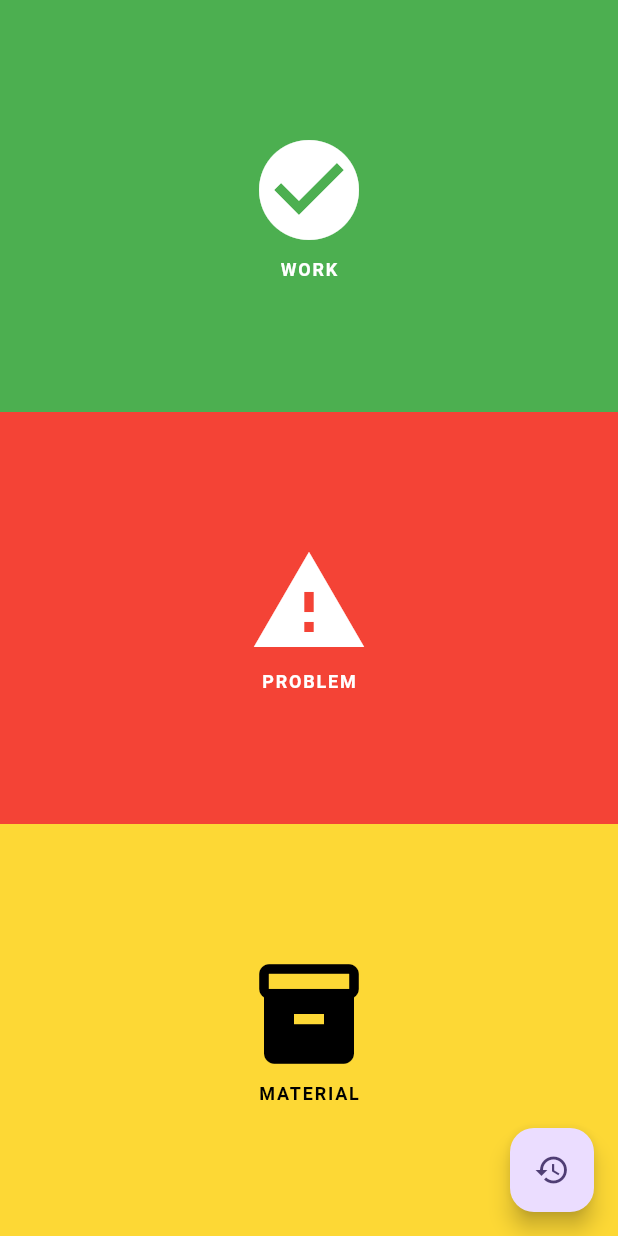
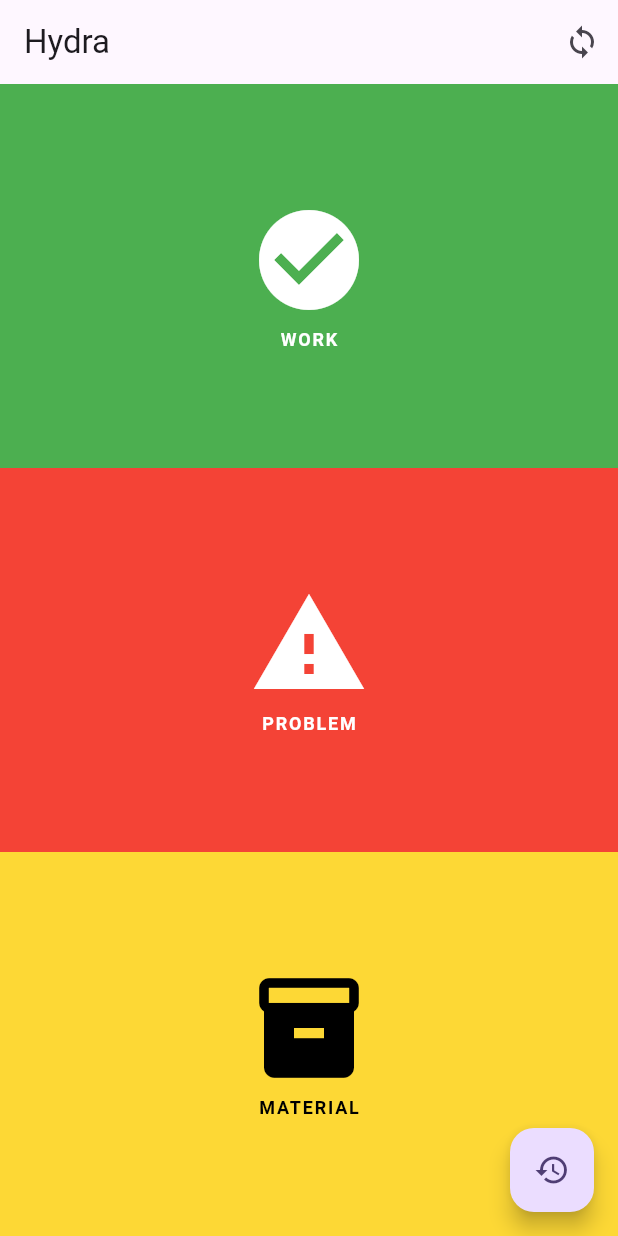
Before and after one commit to mohamedaminebenmansour/hydra_v0, a Flutter app: the screen it shows after launch, after a tap on "WORK", on a phone screen of 412 x 824 dp. Run offline on Flutter 3.47's test engine with Material 3 defaults, Android fonts, the phone set to English and light mode, and no system bars; our stand-ins replace audioplayers, connectivity_plus, device_info_plus, flutter_image_compress, geolocator, image_picker and 3 more; missing offline and left inert: record; accounts and stored records are empty; generated files the repository leaves out were written again.

Commit message:
feat(sync): implement cloud synchronization with Supabase
Introduce a robust synchronization layer to upload local reports to
Supabase, including support for offline-first workflows and retry
logic.

- Add `SyncService` to manage background synchronization and initial
  data pulls.
- Add `ReportLocalService` to handle persistent media storage.
- Extend `Report` model with `userId`, `mobileId`, and `supabaseId`
  to support remote tracking.
- Implement status tracking (`pending`, `failed`, `synced`) in
  `DatabaseService` to manage the sync lifecycle.
- Add location permissions and `geolocator` integration to capture
  device coordinates.
- Update `HomeScreen` to provide visual feedback during sync operations.

```diff
--- a/lib/main.dart
+++ b/lib/main.dart
@@ -2,18 +2,28 @@ import 'dart:async';
 import 'dart:io';
 
 import 'package:audioplayers/audioplayers.dart';
+import 'package:device_info_plus/device_info_plus.dart';
 import 'package:flutter/material.dart';
 import 'package:flutter_image_compress/flutter_image_compress.dart';
+import 'package:geolocator/geolocator.dart';
 import 'package:image_picker/image_picker.dart';
 import 'package:path_provider/path_provider.dart';
 import 'package:record/record.dart';
+import 'package:supabase_flutter/supabase_flutter.dart';
 
 import 'models/report.dart';
 import 'services/database_service.dart';
+import 'services/report_local_service.dart';
+import 'services/sync_service.dart';
 
 Future<void> main() async {
   WidgetsFlutterBinding.ensureInitialized();
+  await Supabase.initialize(
+    url: 'https://yprnwybpteelfhcorwib.supabase.co',
+    publishableKey: 'sb_publishable_zzeNiixC5aau8lhM8GtU6g_6GdDRPex',
+  );
   await DatabaseService.init();
+  await SyncService.init(); // background push on reconnect + initial pull
   runApp(const HydraApp());
 }
 
@@ -42,6 +52,30 @@ class HomeScreen extends StatefulWidget {
 
 class _HomeScreenState extends State<HomeScreen> {
   final ImagePicker _picker = ImagePicker();
+
+  /// True while a cloud sync is in flight (spinner shown in the app bar).
+  bool _syncing = false;
+
+  /// Triggers a Supabase sync of all pending reports.
+  Future<void> _sync() async {
+    if (_syncing) return;
+    setState(() => _syncing = true);
+    try {
+      final synced = await SyncService.syncPendingReports();
+      if (!mounted) return;
+      ScaffoldMessenger.of(context).showSnackBar(
+        SnackBar(content: Text('Synced $synced report(s)')),
+      );
+    } catch (e, st) {
+      debugPrint('SyncFlow: sync failed: $e\n$st');
+      if (!mounted) return;
+      ScaffoldMessenger.of(context).showSnackBar(
+        const SnackBar(content: Text('Sync failed — check connection')),
+      );
+    } finally {
+      if (mounted) setState(() => _syncing = false);
+    }
+  }
 
   /// Catch any button tap: immediately open the camera, compress the capture,
   /// then open the Save Report screen (voice note + confirm).
@@ -82,41 +116,20 @@ class _HomeScreenState extends State<HomeScreen> {
         } else {
           debugPrint(
             'ImageFlow: compressAndGetFile returned null '
-            'for $savedPath — falling back to raw copy',
+            'for $savedPath — falling back to persistent copy',
           );
-          storedPath = savedPath;
-          try {
-            await File(photo.path).copy(savedPath);
-          } catch (e, st) {
-            debugPrint('ImageFlow: raw copy fallback failed: $e\n$st');
-            if (!mounted) return;
-            ScaffoldMessenger.of(context).showSnackBar(
-              const SnackBar(content: Text('Could not store photo')),
-            );
-            return;
-          }
+          storedPath =
+              await ReportLocalService.persistMedia(photo.path, 'photo');
         }
       } catch (e, st) {
-        // Compression unavailable: fall back to saving the raw capture.
+        // Compression unavailable: fall back to a persistent raw copy.
         debugPrint('ImageFlow: compression threw, using raw copy: $e\n$st');
-        try {
-          storedPath = savedPath;
-          await File(photo.path).copy(savedPath);
-        } catch (e2, st2) {
-          debugPrint('ImageFlow: raw copy fallback failed: $e2\n$st2');
-          if (!mounted) return;
-          ScaffoldMessenger.of(context).showSnackBar(
-            const SnackBar(content: Text('Could not store photo')),
-          );
-          return;
-        }
+        storedPath = await ReportLocalService.persistMedia(photo.path, 'photo');
       }
 
       // Never navigate with a photo path that does not point at a real,
       // non-empty file — otherwise the save step would persist a broken path.
-      if (storedPath.isEmpty ||
-          !File(storedPath).existsSync() ||
-          File(storedPath).lengthSync() == 0) {
+      if (!await ReportLocalService.isValidFile(storedPath)) {
         debugPrint('ImageFlow: stored photo invalid: "$storedPath"');
         if (!mounted) return;
         ScaffoldMessenger.of(
@@ -153,6 +166,26 @@ class _HomeScreenState extends State<HomeScreen> {
   @override
   Widget build(BuildContext context) {
     return Scaffold(
+      appBar: AppBar(
+        title: const Text('Hydra'),
+        actions: [
+          if (_syncing)
+            const Padding(
+              padding: EdgeInsets.all(14),
+              child: SizedBox(
+                width: 24,
+                height: 24,
+                child: CircularProgressIndicator(strokeWidth: 2),
+              ),
+            )
+          else
+            IconButton(
+              icon: const Icon(Icons.sync),
+              tooltip: 'Sync to cloud',
+              onPressed: _sync,
+            ),
+        ],
+      ),
       body: SafeArea(
         child: Column(
           children: [
@@ -296,7 +329,9 @@ class _HistoryScreenState extends State<HistoryScreen>
               final report = reports[index];
               final Color borderColor = report.status == 'synced'
                   ? Colors.green
-                  : Colors.yellow;
+                  : report.status == 'failed'
+                      ? Colors.red
+                      : Colors.yellow;
               return InkWell(
                 onTap: () => _openReport(report),
                 child: Card(
@@ -614,6 +649,31 @@ class _SaveReportScreenState extends State<SaveReportScreen>
       _saving = true;
     });
     try {
+      // GPS position: 0.0 on permission denial / failure / no provider.
+      double lat = 0.0;
+      double lng = 0.0;
+      try {
+        final pos = await Geolocator.getCurrentPosition(
+          locationSettings:
+              const LocationSettings(accuracy: LocationAccuracy.high),
+        );
+        lat = pos.latitude;
+        lng = pos.longitude;
+        debugPrint('LocationFlow: position acquired lat=$lat lng=$lng');
+      } catch (e, st) {
+        debugPrint('LocationFlow: position failed, using 0.0: $e\n$st');
+      }
+
+      // Device model as mobileId, e.g. "samsung SM-A035F".
+      String mobileId = '';
+      try {
+        final info = await DeviceInfoPlugin().androidInfo;
+        mobileId = '${info.manufacturer} ${info.model}'.trim();
+        debugPrint('DeviceFlow: mobileId="$mobileId"');
+      } catch (e, st) {
+        debugPrint('DeviceFlow: androidInfo failed: $e\n$st');
+      }
+
       // Re-validate the voice file at save time: if the recording was
       // interrupted (e.g. app backgrounded and lost focus), the file may not
       // exist or may be empty. Save a photo-only report rather than a broken
@@ -646,17 +706,22 @@ class _SaveReportScreenState extends State<SaveReportScreen>
         ..type = widget.type
         ..photoPath = widget.photoPath
         ..voicePath = currentVoicePath ?? ''
-        ..lat = 0.0
-        ..lng = 0.0
+        ..lat = lat
+        ..lng = lng
+        ..userId = 'tl_1'
+        ..mobileId = mobileId
         ..timestamp = DateTime.now()
         ..status = 'pending';
-      final savedId = await DatabaseService.saveReport(report);
+      final savedId = await ReportLocalService.saveReport(report);
       debugPrint('SaveFlow: report persisted with Isar id=$savedId');
       if (!mounted) return;
       ScaffoldMessenger.of(
         context,
       ).showSnackBar(const SnackBar(content: Text('Saved Locally')));
       Navigator.of(context).pop();
+      // Offline-first: attempt an immediate background push of the new
+      // report (no-ops offline; auto-retries on connectivity restore).
+      unawaited(SyncService.syncPendingReports());
     } catch (e, st) {
       debugPrint('SaveFlow: Isar saveReport failed: $e\n$st');
       if (!mounted) return;
--- a/lib/models/report.dart
+++ b/lib/models/report.dart
@@ -11,6 +11,12 @@ class Report {
 
   /// The kind of report: 'work', 'problem', or 'material'.
   String type = 'work';
+
+  /// Identifier of the reporting user (default team lead account).
+  String userId = 'tl_1';
+
+  /// Device model captured at save time, e.g. "samsung SM-A035F".
+  String mobileId = '';
 
   /// Path to the captured photo on the local filesystem.
   String photoPath = '';
@@ -29,4 +35,13 @@ class Report {
 
   /// Workflow status, defaulting to 'pending'.
   String status = 'pending';
+
+  /// Remote (Supabase) row id once the report has been synced. Empty while
+  /// pending. Reserved for future upsert/update flows.
+  String supabaseId = '';
+
+  /// Convenience checks used by the sync engine. A 'failed' report stays
+  /// retryable — it is re-pushed on the next sync trigger.
+  bool get isSynced => status == 'synced';
+  bool get isRetryable => status == 'pending' || status == 'failed';
 }
--- a/lib/services/database_service.dart
+++ b/lib/services/database_service.dart
@@ -41,12 +41,45 @@ class DatabaseService {
         () => _isar.reports.put(report),
       );
       debugPrint('DatabaseFlow: report saved '
-          '(id=$id, photo=${report.photoPath}, voice=${report.voicePath})');
+          '(id=$id, photo=${report.photoPath}, voice=${report.voicePath}, '
+          'lat=${report.lat}, lng=${report.lng}, '
+          'userId=${report.userId}, mobileId=${report.mobileId})');
       return id;
     } catch (e, st) {
       debugPrint('DatabaseFlow: writeTxn/put failed: $e\n$st');
       rethrow;
     }
+  }
+
+  /// Retrieve all reports needing a sync attempt (pending or failed),
+  /// oldest first.
+  static Future<List<Report>> getRetryableReports() {
+    return _isar.reports
+        .filter()
+        .statusEqualTo('pending')
+        .or()
+        .statusEqualTo('failed')
+        .sortByTimestamp()
+        .findAll();
+  }
+
+  /// Mark a report as failed after an unsuccessful sync attempt. The report
+  /// stays retryable and is re-pushed on the next trigger.
+  static Future<void> markFailed(Report report) async {
+    report.status = 'failed';
+    await _isar.writeTxn(
+      () => _isar.reports.put(report),
+    );
+    debugPrint('DatabaseFlow: report ${report.id} marked failed');
+  }
+
+  /// Mark a report as synced (after a successful Supabase upload + insert).
+  static Future<void> markSynced(Report report) async {
+    report.status = 'synced';
+    await _isar.writeTxn(
+      () => _isar.reports.put(report),
+    );
+    debugPrint('DatabaseFlow: report ${report.id} marked synced');
   }
 
   /// Retrieve a single report by its Isar id.
--- /dev/null
+++ b/lib/services/sync_service.dart
@@ -0,0 +1,228 @@
+import 'dart:async';
+import 'dart:io';
+
+import 'package:connectivity_plus/connectivity_plus.dart';
+import 'package:flutter/foundation.dart';
+import 'package:shared_preferences/shared_preferences.dart';
+import 'package:supabase_flutter/supabase_flutter.dart';
+
+import '../models/report.dart';
+import 'database_service.dart';
+
+/// Uploads locally pending reports (photos, voice notes) to Supabase and
+/// inserts a row into the `reports` table, marking each one `synced` in Isar.
+///
+/// Offline-first rules:
+///  * Every write goes to Isar first — the app works fully offline.
+///  * Push: pending reports are uploaded when connectivity returns, after
+///    each local save, or via the manual sync icon.
+///  * Pull: remote rows newer than the last pull watermark are upserted into
+///    Isar (local records always win; local media is never clobbered).
+///  * Push loop stops immediately on the first failure so no report is ever
+///    marked synced unless its upload AND insert both succeeded.
+class SyncService {
+  SyncService._();
+
+  /// True while a sync (push or pull) is in flight; guards overlapping runs.
+  static bool _syncing = false;
+
+  static StreamSubscription<List<ConnectivityResult>>? _connectivitySub;
+
+  /// Watermark key for the last completed remote pull.
+  static const String _lastPulledAtKey = 'lastRemotePullAt';
+
+  /// Starts background triggers: push on connectivity restore, plus an
+  /// initial pull on app start. Call once from main() after Isar init.
+  static Future<void> init() async {
+    _connectivitySub?.cancel();
+    _connectivitySub = Connectivity().onConnectivityChanged.listen((results) {
+      final online = results.any((r) => r != ConnectivityResult.none);
+      if (online) {
+        debugPrint('SyncFlow: connectivity restored — scheduling auto sync');
+        // Small debounce so the network is actually usable.
+        Future.delayed(const Duration(seconds: 2), () async {
+          await syncPendingReports();
+          await pullRemoteChanges();
+        });
+      }
+    });
+    // Initial pull at startup (fire-and-forget).
+    unawaited(pullRemoteChanges());
+  }
+
+  /// True if any network interface is currently available.
+  static Future<bool> isOnline() async {
+    final results = await Connectivity().checkConnectivity();
+    return results.any((r) => r != ConnectivityResult.none);
+  }
+
+  /// Uploads every pending report to Supabase. Returns the number of reports
+  /// that were successfully synced.
+  static Future<int> syncPendingReports() async {
+    if (_syncing) return 0;
+    if (!await isOnline()) {
+      debugPrint('SyncFlow: offline — push deferred');
+      return 0;
+    }
+    _syncing = true;
+    int syncedCount = 0;
+    try {
+      final pending = await DatabaseService.getRetryableReports();
+      if (pending.isEmpty) return 0;
+      debugPrint('SyncFlow: ${pending.length} retryable report(s) found');
+      for (final report in pending) {
+        try {
+          // Upload the photo (always present) and voice note (optional).
+          final photoUrl = report.photoPath.isNotEmpty
+              ? await _upload('photo', report.photoPath, 'image/jpeg')
+              : '';
+          final voiceUrl = report.voicePath.isNotEmpty
+              ? await _upload('voice', report.voicePath, 'audio/mp4')
+              : '';
+
+          // Insert the metadata row and read back the generated remote id.
+          final inserted = await Supabase.instance.client
+              .from('reports')
+              .insert({
+                'local_id': report.id.toString(),
+                'type': report.type,
+                'photo_url': photoUrl,
+                'voice_url': voiceUrl,
+                'lat': report.lat,
+                'lng': report.lng,
+                'timestamp': report.timestamp.toUtc().toIso8601String(),
+                'user_id': report.userId,
+                'mobile_id': report.mobileId,
+              })
+              .select('id')
+              .single();
+          // Remember the remote row id for future update flows.
+          report.supabaseId = (inserted['id'] ?? '').toString();
+          debugPrint(
+            'SyncFlow: report ${report.id} inserted into Supabase '
+            '(remote id=${report.supabaseId})',
+          );
+
+          // Only now, after upload + insert both succeeded, mark it synced.
+          await DatabaseService.markSynced(report);
+          syncedCount++;
+        } catch (e, st) {
+          // Graceful failure handling: mark the report 'failed' (still
+          // retryable) so the UI reflects it, then decide whether to keep
+          // going. Connectivity problems abort the loop; per-report problems
+          // (e.g. a corrupt file) only skip that report.
+          debugPrint('SyncFlow: report ${report.id} failed: $e\n$st');
+          await DatabaseService.markFailed(report);
+          if (!await isOnline()) {
+            debugPrint('SyncFlow: network gone — aborting loop');
+            break;
+          }
+        }
+      }
+      // Push and pull go hand in hand on a successful cycle.
+      await pullRemoteChanges();
+    } catch (e, st) {
+      debugPrint('SyncFlow: sync aborted: $e\n$st');
+    } finally {
+      _syncing = false;
+    }
+    return syncedCount;
+  }
+
+  /// Pull remote changes from Supabase newer than the last pull watermark
+  /// and upsert them into Isar. Conflict rule: LOCAL WINS — a remote row is
+  /// skipped when a local report with the same local_id already exists.
+  static Future<void> pullRemoteChanges() async {
+    if (_syncing) return;
+    if (!await isOnline()) return;
+    _syncing = true;
+    try {
+      final prefs = await SharedPreferences.getInstance();
+      final lastPulledAt = prefs.getString(_lastPulledAtKey);
+      debugPrint(
+        'PullFlow: pulling remote changes since '
+        '${lastPulledAt ?? 'beginning'}',
+      );
+      // The `updated_at` watermark requires the column to exist in Supabase
+      // (alter table reports add column updated_at timestamptz default now());
+      // if it is missing we gracefully fall back to a pull of everything.
+      final rows = lastPulledAt == null
+          ? await Supabase.instance.client
+                .from('reports')
+                .select()
+                .order('id', ascending: true)
+          : await Supabase.instance.client
+                .from('reports')
+                .select()
+                .gt('updated_at', lastPulledAt)
+                .order('id', ascending: true);
+      debugPrint('PullFlow: ${rows.length} remote row(s) received');
+      for (final row in rows) {
+        try {
+          final remote = Map<String, dynamic>.from(row);
+          final localId = remote['local_id']?.toString() ?? '';
+          if (localId.isNotEmpty) {
+            final localIdNum = int.tryParse(localId);
+            if (localIdNum != null &&
+                await DatabaseService.getReportById(localIdNum) != null) {
+              continue; // local wins: we already have this record
+            }
+          }
+          await _upsertRemote(remote);
+        } catch (e, st) {
+          debugPrint('PullFlow: row upsert failed: $e\n$st');
+        }
+      }
+      // Record the watermark only after a clean pull.
+      await prefs.setString(
+        _lastPulledAtKey,
+        DateTime.now().toUtc().toIso8601String(),
+      );
+      debugPrint('PullFlow: watermark advanced');
+    } catch (e, st) {
+      debugPrint('PullFlow: pull failed: $e\n$st');
+    } finally {
+      _syncing = false;
+    }
+  }
+
+  /// Creates a local Report from a remote Supabase row. A pulled row is
+  /// 'synced' by definition; local file fields hold the remote public URLs.
+  static Future<void> _upsertRemote(Map<String, dynamic> row) async {
+    final report = Report()
+      ..type = (row['type'] ?? 'work').toString()
+      ..photoPath = (row['photo_url'] ?? '').toString()
+      ..voicePath = (row['voice_url'] ?? '').toString()
+      ..lat = (row['lat'] as num?)?.toDouble() ?? 0.0
+      ..lng = (row['lng'] as num?)?.toDouble() ?? 0.0
+      ..userId = (row['user_id'] ?? 'tl_1').toString()
+      ..mobileId = (row['mobile_id'] ?? '').toString()
+      ..timestamp = row['timestamp'] != null
+          ? DateTime.parse(row['timestamp'].toString()).toLocal()
+          : DateTime.now()
+      ..status = 'synced'
+      ..supabaseId = (row['id'] ?? '').toString();
+    await DatabaseService.saveReport(report);
+    debugPrint('PullFlow: stored remote row (supabaseId=${report.supabaseId})');
+  }
+
+  /// Uploads a file to a public Supabase storage bucket and returns its
+  /// public URL. The destination name matches the local file name, and
+  /// upsert=true makes re-syncs idempotent.
+  static Future<String> _upload(
+    String bucket,
+    String path,
+    String contentType,
+  ) async {
+    final storage = Supabase.instance.client.storage.from(bucket);
+    final fileName = path.split('/').last;
+    await storage.upload(
+      fileName,
+      File(path),
+      fileOptions: FileOptions(contentType: contentType, upsert: true),
+    );
+    final url = storage.getPublicUrl(fileName);
+    debugPrint('SyncFlow: uploaded "$fileName" to "$bucket" -> $url');
+    return url;
+  }
+}
--- a/pubspec.yaml
+++ b/pubspec.yaml
@@ -42,6 +42,11 @@ dependencies:
   record: ^7.1.1
   isar_community: ^3.3.2
   isar_community_flutter_libs: ^3.3.2
+  geolocator: ^14.0.3
+  device_info_plus: ^13.2.0
+  supabase_flutter: ^2.17.2
+  connectivity_plus: ^7.3.1
+  shared_preferences: ^2.5.5
 
 dev_dependencies:
   flutter_test:
```
Also changed, not shown: lib/services/report_local_service.dart (added, +69 -0 lines), lib/models/report.g.dart, pubspec.lock, 6 other files.
